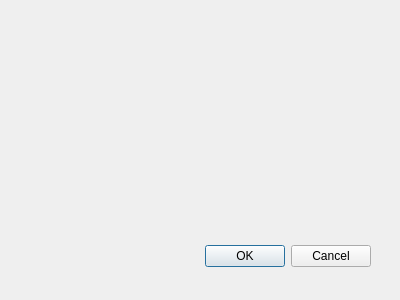
The window that skkn_tool/skkn_tool_dialog_base.ui (lfurtkevicova/kn-stuff) describes before a commit, drawn with Qt 5.
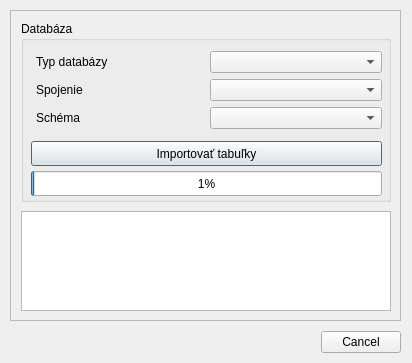
The same window after the commit.

Diff of the .ui file:
```diff
--- a/skkn_tool/skkn_tool_dialog_base.ui
+++ b/skkn_tool/skkn_tool_dialog_base.ui
@@ -1,31 +1,195 @@
 <ui version="4.0" >
  <class>skkn_toolDialogBase</class>
- <widget class="QDialog" name="skkn_toolDialogBase" >
-  <property name="geometry" >
+ <widget class="QDialog" name="skkn_toolDialogBase">
+  <property name="geometry">
    <rect>
     <x>0</x>
     <y>0</y>
-    <width>400</width>
-    <height>300</height>
+    <width>412</width>
+    <height>363</height>
    </rect>
   </property>
-  <property name="windowTitle" >
+  <property name="sizePolicy">
+   <sizepolicy hsizetype="Fixed" vsizetype="Fixed">
+    <horstretch>0</horstretch>
+    <verstretch>0</verstretch>
+   </sizepolicy>
+  </property>
+  <property name="windowTitle">
    <string>SKKN tool</string>
   </property>
-  <widget class="QDialogButtonBox" name="button_box" >
-   <property name="geometry" >
+  <widget class="QScrollArea" name="scrollArea">
+   <property name="geometry">
     <rect>
-     <x>30</x>
-     <y>240</y>
+     <x>10</x>
+     <y>10</y>
+     <width>391</width>
+     <height>311</height>
+    </rect>
+   </property>
+   <property name="sizePolicy">
+    <sizepolicy hsizetype="Fixed" vsizetype="Fixed">
+     <horstretch>0</horstretch>
+     <verstretch>0</verstretch>
+    </sizepolicy>
+   </property>
+   <property name="widgetResizable">
+    <bool>true</bool>
+   </property>
+   <widget class="QWidget" name="scrollAreaWidgetContents">
+    <property name="geometry">
+     <rect>
+      <x>0</x>
+      <y>0</y>
+      <width>389</width>
+      <height>309</height>
+     </rect>
+    </property>
+    <widget class="QGroupBox" name="groupBox">
+     <property name="geometry">
+      <rect>
+       <x>10</x>
+       <y>10</y>
+       <width>370</width>
+       <height>181</height>
+      </rect>
+     </property>
+     <property name="locale">
+      <locale language="Slovak" country="Slovakia"/>
+     </property>
+     <property name="title">
+      <string>Databáza</string>
+     </property>
+     <property name="alignment">
+      <set>Qt::AlignJustify|Qt::AlignTop</set>
+     </property>
+     <widget class="QWidget" name="gridLayoutWidget">
+      <property name="geometry">
+       <rect>
+        <x>10</x>
+        <y>30</y>
+        <width>351</width>
+        <height>81</height>
+       </rect>
+      </property>
+      <layout class="QGridLayout" name="gridLayout">
+       <item row="0" column="0">
+        <widget class="QLabel" name="label_2">
+         <property name="frameShape">
+          <enum>QFrame::NoFrame</enum>
+         </property>
+         <property name="text">
+          <string>Typ databázy</string>
+         </property>
+         <property name="indent">
+          <number>5</number>
+         </property>
+        </widget>
+       </item>
+       <item row="2" column="0">
+        <widget class="QLabel" name="label">
+         <property name="text">
+          <string>Schéma</string>
+         </property>
+         <property name="indent">
+          <number>5</number>
+         </property>
+        </widget>
+       </item>
+       <item row="1" column="0">
+        <widget class="QLabel" name="label_3">
+         <property name="text">
+          <string>Spojenie</string>
+         </property>
+         <property name="indent">
+          <number>5</number>
+         </property>
+        </widget>
+       </item>
+       <item row="0" column="1">
+        <widget class="QComboBox" name="comboBox">
+         <property name="accessibleDescription">
+          <string/>
+         </property>
+        </widget>
+       </item>
+       <item row="1" column="1">
+        <widget class="QComboBox" name="comboBox_2">
+         <property name="sizePolicy">
+          <sizepolicy hsizetype="Preferred" vsizetype="Fixed">
+           <horstretch>0</horstretch>
+           <verstretch>0</verstretch>
+          </sizepolicy>
+         </property>
+         <property name="currentIndex">
+          <number>-1</number>
+         </property>
+        </widget>
+       </item>
+       <item row="2" column="1">
+        <widget class="QComboBox" name="comboBox_3"/>
+       </item>
+      </layout>
+     </widget>
+     <widget class="QPushButton" name="pushButton">
+      <property name="geometry">
+       <rect>
+        <x>10</x>
+        <y>120</y>
+        <width>351</width>
+        <height>25</height>
+       </rect>
+      </property>
+      <property name="text">
+       <string>Importovať tabuľky</string>
+      </property>
+     </widget>
+     <widget class="QProgressBar" name="progressBar">
+      <property name="geometry">
+       <rect>
+        <x>10</x>
+        <y>150</y>
+        <width>351</width>
+        <height>25</height>
+       </rect>
+      </property>
+      <property name="sizeIncrement">
+       <size>
+        <width>0</width>
+        <height>0</height>
+       </size>
+      </property>
+      <property name="value">
+       <number>1</number>
+      </property>
+     </widget>
+    </widget>
+    <widget class="QTextEdit" name="textEdit">
+     <property name="geometry">
+      <rect>
+       <x>10</x>
+       <y>200</y>
+       <width>370</width>
+       <height>100</height>
+      </rect>
+     </property>
+    </widget>
+   </widget>
+  </widget>
+  <widget class="QDialogButtonBox" name="button_box">
+   <property name="geometry">
+    <rect>
+     <x>60</x>
+     <y>330</y>
      <width>341</width>
-     <height>32</height>
+     <height>25</height>
     </rect>
    </property>
    <property name="orientation" >
     <enum>Qt::Horizontal</enum>
    </property>
-   <property name="standardButtons" >
-    <set>QDialogButtonBox::Cancel|QDialogButtonBox::Ok</set>
+   <property name="standardButtons">
+    <set>QDialogButtonBox::Cancel</set>
    </property>
   </widget>
  </widget>
```
Left out of the diff: 29 changed lines with no effect on the pictures.
